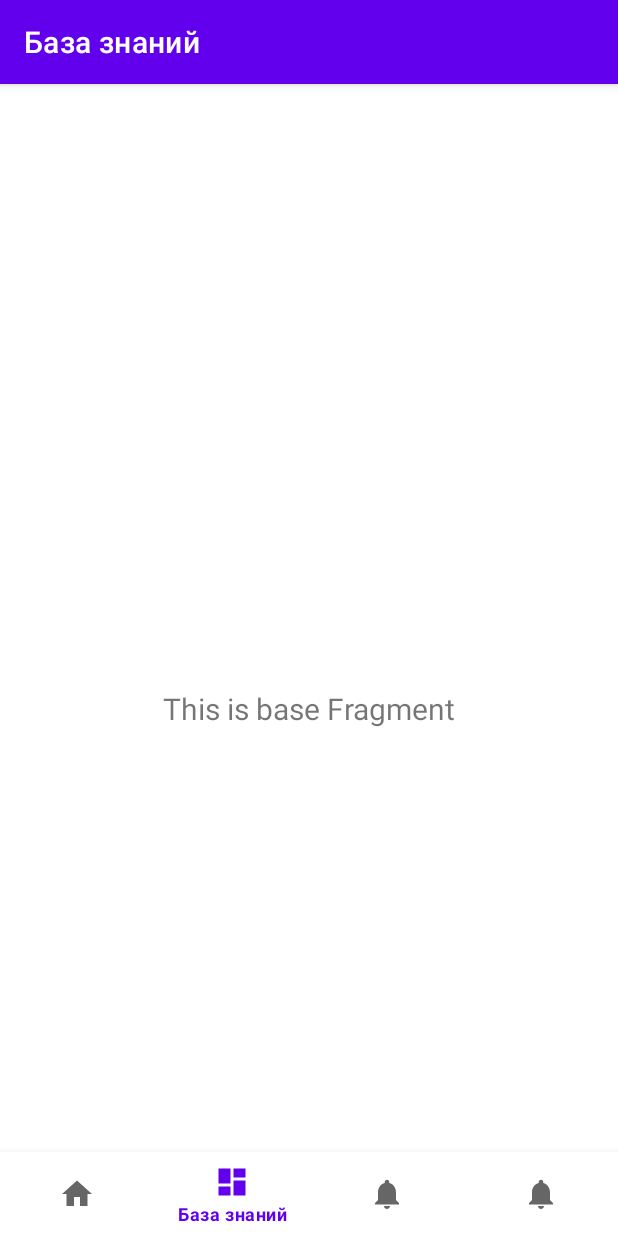
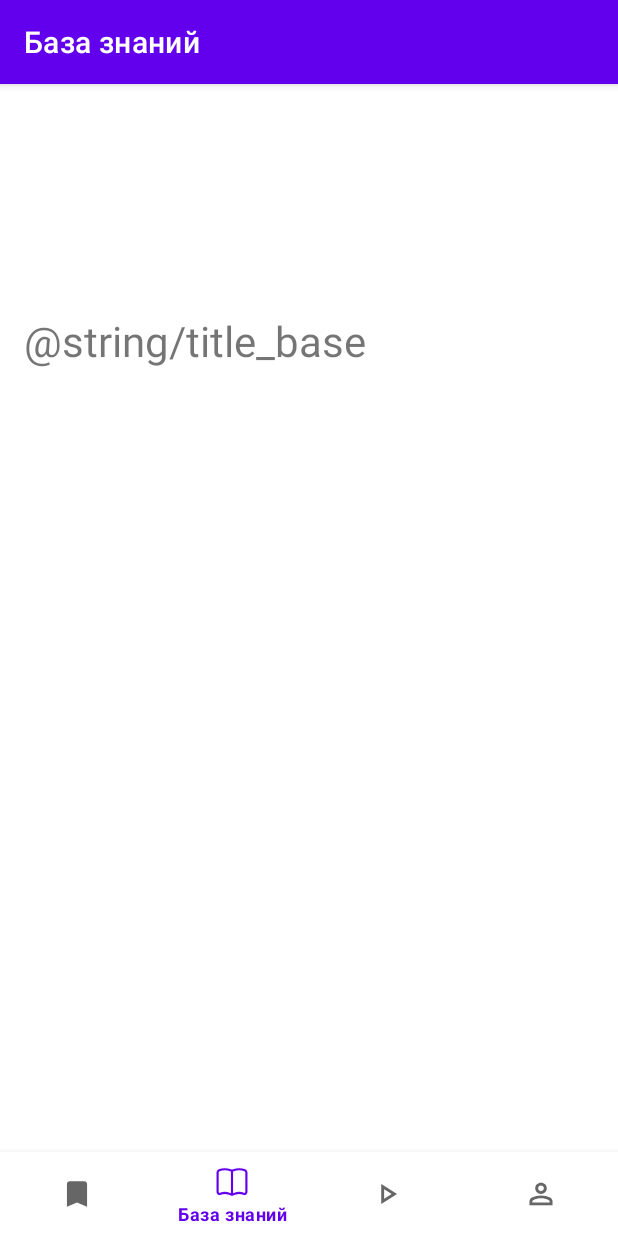
Before and after one commit to Zheludock/RobinRoundForOrgy, an Android app: the BaseFragment screen opened through its navigation route, on a phone screen of 412 x 824 dp. Run offline under Robolectric (Android 15) with nearby library versions, the phone set to English and light mode, and no system bars; our stand-ins replace navigation-ui.

Commit message:
startToDoBase

```diff
--- a/ArkenKharApp/app/build.gradle.kts
+++ b/ArkenKharApp/app/build.gradle.kts
@@ -5,11 +5,11 @@ plugins {
 
 android {
     namespace = "com.example.arkenkharapp"
-    compileSdk = 34
+    compileSdk = 35
 
     defaultConfig {
         applicationId = "com.example.arkenkharapp"
-        minSdk = 30
+        minSdk = 29
         targetSdk = 34
         versionCode = 1
         versionName = "1.0"
--- a/ArkenKharApp/app/src/main/java/com/example/arkenkharapp/ui/base/BaseViewModel.kt
+++ b/ArkenKharApp/app/src/main/java/com/example/arkenkharapp/ui/base/BaseViewModel.kt
@@ -7,7 +7,7 @@ import androidx.lifecycle.ViewModel
 class BaseViewModel : ViewModel() {
 
     private val _text = MutableLiveData<String>().apply {
-        value = "This is base Fragment"
+        value = "@string/title_base"
     }
     val text: LiveData<String> = _text
 }
--- /dev/null
+++ b/ArkenKharApp/app/src/main/res/drawable/ic_book.xml
@@ -0,0 +1,11 @@
+<vector xmlns:android="http://schemas.android.com/apk/res/android"
+    android:width="25dp"
+    android:height="24dp"
+    android:viewportWidth="25"
+    android:viewportHeight="24">
+  <path
+      android:pathData="M12.5,4.117V20.991M12.5,4.117L13.6,3.705C16.104,2.765 18.896,2.765 21.4,3.705C22.064,3.954 22.5,4.558 22.5,5.229V19.08C22.5,20.002 21.507,20.632 20.595,20.29C18.608,19.544 16.392,19.544 14.405,20.29L12.514,20.999C12.507,21.002 12.5,20.997 12.5,20.991M12.5,4.117L11.4,3.705C8.896,2.765 6.104,2.765 3.6,3.705C2.936,3.954 2.5,4.558 2.5,5.229V19.08C2.5,20.002 3.492,20.632 4.405,20.29C6.392,19.544 8.608,19.544 10.595,20.29L12.486,20.999C12.493,21.002 12.5,20.997 12.5,20.991"
+      android:strokeWidth="1.5"
+      android:fillColor="#00000000"
+      android:strokeColor="#2B3F6C"/>
+</vector>
--- /dev/null
+++ b/ArkenKharApp/app/src/main/res/drawable/ic_main.xml
@@ -0,0 +1,13 @@
+<vector xmlns:android="http://schemas.android.com/apk/res/android"
+    android:width="25dp"
+    android:height="24dp"
+    android:viewportWidth="25"
+    android:viewportHeight="24">
+  <group>
+    <clip-path
+        android:pathData="M0.5,0h24v24h-24z"/>
+    <path
+        android:pathData="M17.5,3H7.5C6.4,3 5.5,3.9 5.5,5V21L12.5,18L19.5,21V5C19.5,3.9 18.6,3 17.5,3Z"
+        android:fillColor="#323232"/>
+  </group>
+</vector>
--- /dev/null
+++ b/ArkenKharApp/app/src/main/res/drawable/ic_play.xml
@@ -0,0 +1,9 @@
+<vector xmlns:android="http://schemas.android.com/apk/res/android"
+    android:width="25dp"
+    android:height="24dp"
+    android:viewportWidth="25"
+    android:viewportHeight="24">
+  <path
+      android:pathData="M8.5,19V5L19.5,12L8.5,19ZM10.5,15.35L15.75,12L10.5,8.65V15.35Z"
+      android:fillColor="#49454F"/>
+</vector>
--- /dev/null
+++ b/ArkenKharApp/app/src/main/res/drawable/ic_profile.xml
@@ -0,0 +1,9 @@
+<vector xmlns:android="http://schemas.android.com/apk/res/android"
+    android:width="25dp"
+    android:height="24dp"
+    android:viewportWidth="25"
+    android:viewportHeight="24">
+  <path
+      android:pathData="M12.5,12C11.4,12 10.458,11.608 9.675,10.825C8.892,10.042 8.5,9.1 8.5,8C8.5,6.9 8.892,5.958 9.675,5.175C10.458,4.392 11.4,4 12.5,4C13.6,4 14.542,4.392 15.325,5.175C16.108,5.958 16.5,6.9 16.5,8C16.5,9.1 16.108,10.042 15.325,10.825C14.542,11.608 13.6,12 12.5,12ZM4.5,20V17.2C4.5,16.633 4.646,16.112 4.938,15.637C5.229,15.163 5.617,14.8 6.1,14.55C7.133,14.033 8.183,13.646 9.25,13.387C10.317,13.129 11.4,13 12.5,13C13.6,13 14.683,13.129 15.75,13.387C16.817,13.646 17.867,14.033 18.9,14.55C19.383,14.8 19.771,15.163 20.063,15.637C20.354,16.112 20.5,16.633 20.5,17.2V20H4.5ZM6.5,18H18.5V17.2C18.5,17.017 18.454,16.85 18.362,16.7C18.271,16.55 18.15,16.433 18,16.35C17.1,15.9 16.192,15.563 15.275,15.337C14.358,15.113 13.433,15 12.5,15C11.567,15 10.642,15.113 9.725,15.337C8.808,15.563 7.9,15.9 7,16.35C6.85,16.433 6.729,16.55 6.637,16.7C6.546,16.85 6.5,17.017 6.5,17.2V18ZM12.5,10C13.05,10 13.521,9.804 13.913,9.413C14.304,9.021 14.5,8.55 14.5,8C14.5,7.45 14.304,6.979 13.913,6.588C13.521,6.196 13.05,6 12.5,6C11.95,6 11.479,6.196 11.087,6.588C10.696,6.979 10.5,7.45 10.5,8C10.5,8.55 10.696,9.021 11.087,9.413C11.479,9.804 11.95,10 12.5,10Z"
+      android:fillColor="#49454F"/>
+</vector>
--- a/ArkenKharApp/app/src/main/res/layout/fragment_base.xml
+++ b/ArkenKharApp/app/src/main/res/layout/fragment_base.xml
@@ -10,14 +10,17 @@
         android:id="@+id/text_base"
         android:layout_width="match_parent"
         android:layout_height="wrap_content"
-        android:layout_marginStart="8dp"
-        android:layout_marginTop="8dp"
+        android:layout_marginStart="16dp"
+        android:layout_marginTop="96dp"
         android:layout_marginEnd="8dp"
-        android:textAlignment="center"
-        android:textSize="20sp"
-        app:layout_constraintBottom_toBottomOf="parent"
+        android:textAlignment="textStart"
+        android:textSize="28sp"
         app:layout_constraintEnd_toEndOf="parent"
+        app:layout_constraintHorizontal_bias="1.0"
         app:layout_constraintStart_toStartOf="parent"
-        app:layout_constraintTop_toTopOf="parent" />
+        app:layout_constraintTop_toTopOf="parent"
+        />
+
+
 
 </androidx.constraintlayout.widget.ConstraintLayout>
--- a/ArkenKharApp/app/src/main/res/menu/bottom_nav_menu.xml
+++ b/ArkenKharApp/app/src/main/res/menu/bottom_nav_menu.xml
@@ -3,22 +3,22 @@
 
     <item
         android:id="@+id/navigation_home"
-        android:icon="@drawable/ic_home_black_24dp"
+        android:icon="@drawable/ic_main"
         android:title="@string/title_home" />
 
     <item
         android:id="@+id/navigation_base"
-        android:icon="@drawable/ic_dashboard_black_24dp"
+        android:icon="@drawable/ic_book"
         android:title="@string/title_base" />
 
     <item
         android:id="@+id/navigation_play"
-        android:icon="@drawable/ic_notifications_black_24dp"
+        android:icon="@drawable/ic_play"
         android:title="@string/title_play" />
 
     <item
         android:id="@+id/navigation_profile"
-        android:icon="@drawable/ic_notifications_black_24dp"
+        android:icon="@drawable/ic_profile"
         android:title="@string/title_profile" />
 
 </menu>
--- a/ArkenKharApp/gradle/libs.versions.toml
+++ b/ArkenKharApp/gradle/libs.versions.toml
@@ -1,5 +1,5 @@
 [versions]
-agp = "8.7.2"
+agp = "8.7.3"
 kotlin = "1.9.24"
 coreKtx = "1.15.0"
 junit = "4.13.2"
```
